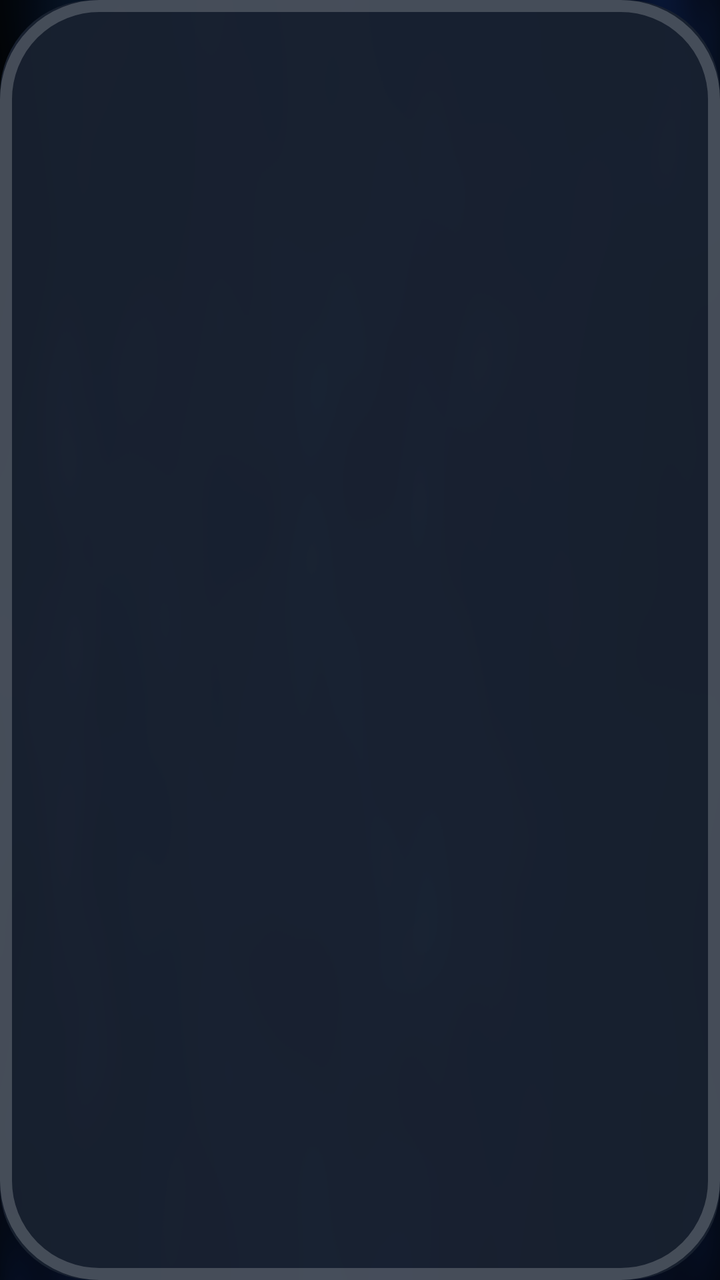
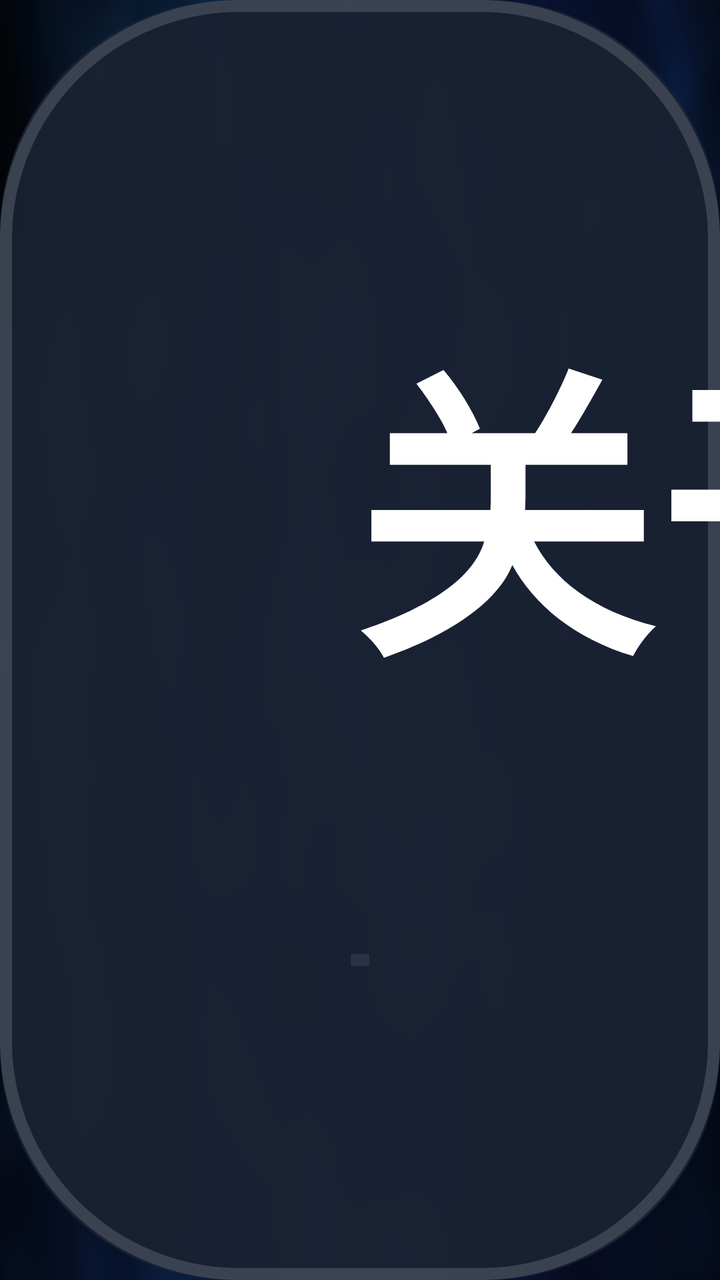

Screens rendered from an Android XML layout before and after an edit, with the pre-edit source and the edit as a unified diff.
<!-- AndroidManifest.xml: application theme AppTheme.NoActionBar -->
<!-- res/layout/dialog_about.xml -->
<?xml version="1.0" encoding="utf-8"?>
<LinearLayout xmlns:android="http://schemas.android.com/apk/res/android"
    android:layout_width="wrap_content"
    android:layout_height="wrap_content"
    android:layout_gravity="center"
    android:background="@drawable/shape_dialog_bg_main"
    android:orientation="vertical"
    android:padding="@dimen/vs_30">

    <TextView
        android:id="@+id/about_tv"
        android:layout_width="@dimen/vs_600"
        android:layout_height="wrap_content"
        android:lineSpacingExtra="@dimen/ts_50"
        android:lineSpacingMultiplier="0"
        android:text=""
        android:textColor="@color/color_FFFFFF"
        android:textSize="@dimen/ts_24" />

</LinearLayout>
<!-- resources referenced by this layout -->
<resources>
  <color name="color_FFFFFF">#ffffffff</color>
  <dimen name="ts_24">24mm</dimen>
  <dimen name="ts_50">50mm</dimen>
  <dimen name="vs_30">30mm</dimen>
  <dimen name="vs_600">600mm</dimen>
  <!-- drawable shape_dialog_bg_main (drawable) -->
  <?xml version="1.0" encoding="utf-8"?>
  <layer-list xmlns:android="http://schemas.android.com/apk/res/android">
      <item>
          <shape>
              <corners android:radius="@dimen/vs_8" />
              <solid android:color="@color/color_dialog_surface" />
          </shape>
      </item>
      <item>
          <shape>
              <corners android:radius="@dimen/vs_8" />
              <stroke
                  android:width="@dimen/vs_1"
                  android:color="@color/color_rail_stroke" />
          </shape>
      </item>
  </layer-list>
  <style name="AppTheme.NoActionBar">
          <item name="android:windowActionBar">false</item>
          <item name="android:windowNoTitle">true</item>
          <item name="windowActionBar">false</item>
          <item name="android:windowFullscreen">true</item>//全屏即无通知栏
          <item name="android:windowContentOverlay">@null</item>//是否有遮盖
          <item name="windowNoTitle">true</item>
          <item name="android:keepScreenOn">true</item>
          
          <item name="android:windowBackground">@drawable/app_bg</item>
      </style>
  <dimen name="vs_8">8mm</dimen>
  <color name="color_dialog_surface">#F2192130</color>
  <dimen name="vs_1">1mm</dimen>
  <color name="color_rail_stroke">#33FFFFFF</color>
  <!-- drawable app_bg: png bitmap (drawable, 198620 bytes) -->
</resources>

<!-- the commit's change to res/layout/dialog_about.xml (unified diff, before → after) -->
@@ -4,17 +4,39 @@
     android:layout_height="wrap_content"
     android:layout_gravity="center"
     android:background="@drawable/shape_dialog_bg_main"
-    android:orientation="vertical"
-    android:padding="@dimen/vs_30">
+    android:orientation="vertical">
+
+    <TextView
+        android:layout_width="@dimen/vs_600"
+        android:layout_height="wrap_content"
+        android:paddingLeft="@dimen/vs_30"
+        android:paddingTop="@dimen/vs_24"
+        android:paddingRight="@dimen/vs_30"
+        android:paddingBottom="@dimen/vs_20"
+        android:text="关于 Z 影视"
+        android:textColor="@color/color_FFFFFF"
+        android:textSize="@dimen/ts_26"
+        android:textStyle="bold" />
+
+    <View
+        android:layout_width="match_parent"
+        android:layout_height="@dimen/vs_1"
+        android:layout_marginLeft="@dimen/vs_30"
+        android:layout_marginRight="@dimen/vs_30"
+        android:background="#14FFFFFF" />
 
     <TextView
         android:id="@+id/about_tv"
         android:layout_width="@dimen/vs_600"
         android:layout_height="wrap_content"
-        android:lineSpacingExtra="@dimen/ts_50"
+        android:lineSpacingExtra="@dimen/ts_24"
         android:lineSpacingMultiplier="0"
+        android:paddingLeft="@dimen/vs_30"
+        android:paddingTop="@dimen/vs_20"
+        android:paddingRight="@dimen/vs_30"
+        android:paddingBottom="@dimen/vs_30"
         android:text=""
-        android:textColor="@color/color_FFFFFF"
-        android:textSize="@dimen/ts_24" />
+        android:textColor="@color/color_6CFFFFFF"
+        android:textSize="@dimen/ts_22" />
 
 </LinearLayout>
<!-- resource entries referenced after the edit -->
@@ -1,8 +1,10 @@
 <!-- resources referenced by this layout -->
 <resources>
+  <color name="color_6CFFFFFF">#6CFFFFFF</color>
   <color name="color_FFFFFF">#ffffffff</color>
+  <dimen name="ts_22">22mm</dimen>
   <dimen name="ts_24">24mm</dimen>
-  <dimen name="ts_50">50mm</dimen>
+  <dimen name="ts_26">26mm</dimen>
   <dimen name="vs_30">30mm</dimen>
   <dimen name="vs_600">600mm</dimen>
   <!-- drawable shape_dialog_bg_main (drawable) -->
@@ -10,16 +12,16 @@
   <layer-list xmlns:android="http://schemas.android.com/apk/res/android">
       <item>
           <shape>
-              <corners android:radius="@dimen/vs_8" />
-              <solid android:color="@color/color_dialog_surface" />
+              <corners android:radius="@dimen/radius_20" />
+              <solid android:color="#F51A2232" />
           </shape>
       </item>
       <item>
           <shape>
-              <corners android:radius="@dimen/vs_8" />
+              <corners android:radius="@dimen/radius_20" />
               <stroke
                   android:width="@dimen/vs_1"
-                  android:color="@color/color_rail_stroke" />
+                  android:color="#26FFFFFF" />
           </shape>
       </item>
   </layer-list>
@@ -34,10 +36,10 @@
           
           <item name="android:windowBackground">@drawable/app_bg</item>
       </style>
-  <dimen name="vs_8">8mm</dimen>
-  <color name="color_dialog_surface">#F2192130</color>
+  <dimen name="radius_20">20mm</dimen>
   <dimen name="vs_1">1mm</dimen>
-  <color name="color_rail_stroke">#33FFFFFF</color>
+  <dimen name="vs_20">20mm</dimen>
+  <dimen name="vs_24">24mm</dimen>
   <!-- drawable app_bg: png bitmap (drawable, 198620 bytes) -->
 </resources>
 
